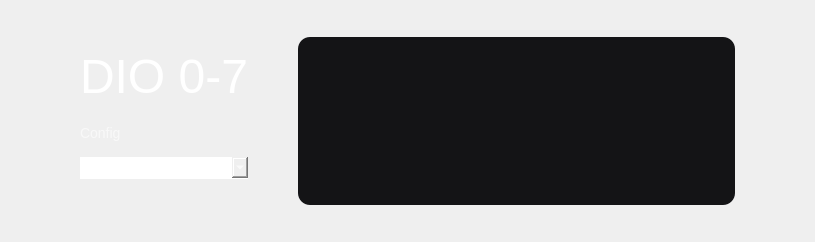
Before: the Qt Designer form ui/digitalIoElement.ui in analogdevicesinc/scopy, drawn with Qt 5.
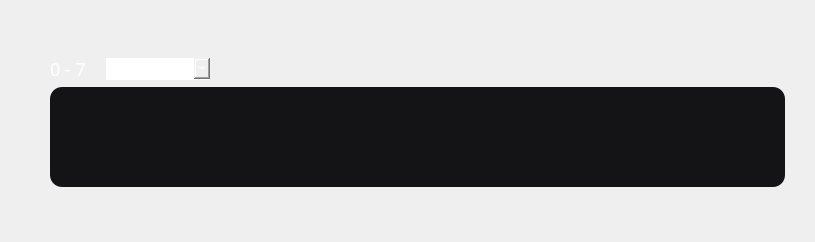
After: the same form once the commit is applied. Icons and pictures are not drawn.

Commit message: DigitalIO - Changed UI to make better use of space

Diff of the .ui file:
```diff
--- a/ui/digitalIoElement.ui
+++ b/ui/digitalIoElement.ui
@@ -139,11 +139,11 @@
     </spacer>
    </item>
    <item>
-    <layout class="QHBoxLayout" name="horizontalLayout">
+    <layout class="QHBoxLayout" name="horizontalLayout_5">
      <property name="spacing">
       <number>0</number>
      </property>
-     <property name="rightMargin">
+     <property name="topMargin">
       <number>0</number>
      </property>
      <item>
@@ -152,80 +152,43 @@
         <enum>Qt::Horizontal</enum>
        </property>
        <property name="sizeType">
-        <enum>QSizePolicy::Preferred</enum>
+        <enum>QSizePolicy::Fixed</enum>
        </property>
        <property name="sizeHint" stdset="0">
         <size>
-         <width>80</width>
+         <width>50</width>
          <height>20</height>
-        </size>
-       </property>
-      </spacer>
-     </item>
-     <item>
-      <layout class="QVBoxLayout" name="verticalLayout_2">
-       <property name="spacing">
-        <number>0</number>
-       </property>
-       <item>
-        <spacer name="verticalSpacer_4">
-         <property name="orientation">
-          <enum>Qt::Vertical</enum>
-         </property>
-         <property name="sizeType">
-          <enum>QSizePolicy::Preferred</enum>
-         </property>
-         <property name="sizeHint" stdset="0">
-          <size>
-           <width>20</width>
-           <height>16</height>
           </size>
          </property>
         </spacer>
        </item>
        <item>
         <widget class="QLabel" name="label_2">
-         <property name="styleSheet">
-          <string notr="true">height: 55px;	width: 195px;	color: rgba(255,255,255,255);	font-family: Arial;	font-size: 48px;</string>
-         </property>
-         <property name="text">
-          <string>DIO 0-7</string>
-         </property>
-        </widget>
-       </item>
-       <item>
-        <spacer name="verticalSpacer">
-         <property name="orientation">
-          <enum>Qt::Vertical</enum>
-         </property>
-         <property name="sizeType">
-          <enum>QSizePolicy::Preferred</enum>
-         </property>
-         <property name="sizeHint" stdset="0">
-          <size>
-           <width>20</width>
-           <height>26</height>
-          </size>
-         </property>
-        </spacer>
-       </item>
-       <item>
-        <widget class="QLabel" name="label">
+       <property name="sizePolicy">
+        <sizepolicy hsizetype="Maximum" vsizetype="Preferred">
+         <horstretch>0</horstretch>
+         <verstretch>0</verstretch>
+        </sizepolicy>
+       </property>
          <property name="styleSheet">
-          <string notr="true">height:17px;	width: 56px;	color:rgba(255,255,255,150);	font-family: Arial;	font-size: 14px;</string>
+        <string notr="true">height: 55px;	width: 195px;	color: rgba(255,255,255,255);
+  font-family: ArialMT;
+  font-size: 18px;
+  font-weight: normal;
+  font-style: normal;</string>
          </property>
          <property name="text">
-          <string>Config</string>
+        <string>0 - 7</string>
          </property>
         </widget>
        </item>
        <item>
-        <spacer name="verticalSpacer_2">
+      <spacer name="horizontalSpacer_11">
          <property name="orientation">
-          <enum>Qt::Vertical</enum>
+        <enum>Qt::Horizontal</enum>
          </property>
          <property name="sizeType">
-          <enum>QSizePolicy::Preferred</enum>
+        <enum>QSizePolicy::Fixed</enum>
          </property>
          <property name="sizeHint" stdset="0">
           <size>
@@ -237,6 +200,12 @@
        </item>
        <item>
         <widget class="QComboBox" name="comboBox">
+       <property name="sizePolicy">
+        <sizepolicy hsizetype="Maximum" vsizetype="Fixed">
+         <horstretch>0</horstretch>
+         <verstretch>0</verstretch>
+        </sizepolicy>
+       </property>
          <item>
           <property name="text">
            <string>Individual</string>
@@ -250,23 +219,44 @@
         </widget>
        </item>
        <item>
-        <spacer name="verticalSpacer_3">
+      <spacer name="horizontalSpacer_10">
+       <property name="orientation">
+        <enum>Qt::Horizontal</enum>
+       </property>
+       <property name="sizeHint" stdset="0">
+        <size>
+         <width>40</width>
+         <height>20</height>
+        </size>
+       </property>
+      </spacer>
+     </item>
+    </layout>
+   </item>
+   <item>
+    <spacer name="verticalSpacer">
          <property name="orientation">
           <enum>Qt::Vertical</enum>
          </property>
          <property name="sizeType">
-          <enum>QSizePolicy::Preferred</enum>
+      <enum>QSizePolicy::Fixed</enum>
          </property>
          <property name="sizeHint" stdset="0">
           <size>
-           <width>20</width>
-           <height>30</height>
+       <width>5</width>
+       <height>5</height>
           </size>
          </property>
         </spacer>
        </item>
-      </layout>
-     </item>
+   <item>
+    <layout class="QHBoxLayout" name="horizontalLayout">
+     <property name="spacing">
+      <number>0</number>
+     </property>
+     <property name="rightMargin">
+      <number>0</number>
+     </property>
      <item>
       <spacer name="horizontalSpacer_5">
        <property name="orientation">
@@ -589,11 +579,11 @@
         <enum>Qt::Horizontal</enum>
        </property>
        <property name="sizeType">
-        <enum>QSizePolicy::Preferred</enum>
+        <enum>QSizePolicy::Fixed</enum>
        </property>
        <property name="sizeHint" stdset="0">
         <size>
-         <width>80</width>
+         <width>30</width>
          <height>20</height>
         </size>
        </property>
```
Lines whose indentation alone changed are shown as unchanged. The commit also changes 4 other files.
